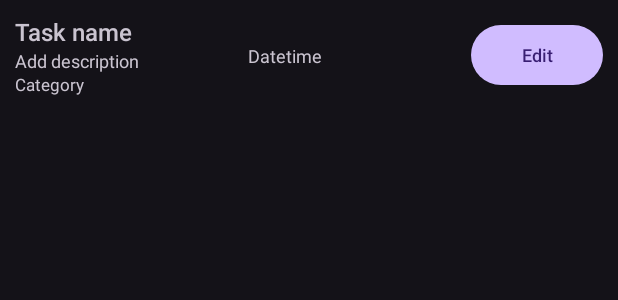
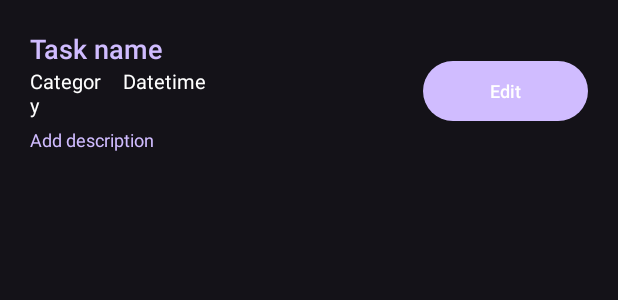
Before and after one commit to szymonaszek01/to-do-android-app, an Android app: the layout task_item.xml on its own in the app's theme, with its tools: preview values and no code run, on a phone screen of 412 x 824 dp. Shown: the top 300 px of the screen. Run offline under Robolectric (Android 15) with nearby library versions, the phone set to English and light mode, and no system bars.

```diff
--- a/app/src/main/java/com/app/toDo/fragment/TasksFragment.java
+++ b/app/src/main/java/com/app/toDo/fragment/TasksFragment.java
@@ -1,12 +1,17 @@
 package com.app.toDo.fragment;
 
 import android.app.AlertDialog;
+import android.graphics.Color;
+import android.graphics.PorterDuff;
 import android.os.Bundle;
 import android.util.Log;
 import android.view.LayoutInflater;
 import android.view.View;
 import android.view.ViewGroup;
+import android.widget.Toolbar;
 
+import androidx.annotation.NonNull;
+import androidx.annotation.Nullable;
 import androidx.fragment.app.Fragment;
 import androidx.lifecycle.ViewModelProvider;
 import androidx.navigation.Navigation;
--- a/app/src/main/java/com/app/toDo/notification/TaskNotificationManager.java
+++ b/app/src/main/java/com/app/toDo/notification/TaskNotificationManager.java
@@ -43,7 +43,7 @@ public class TaskNotificationManager {
         // Schedule the notification using the notificationId and notification time
         AlarmManager alarmManager = (AlarmManager) context.getSystemService(Context.ALARM_SERVICE);
         if (alarmManager != null) {
-            alarmManager.setExactAndAllowWhileIdle(AlarmManager.RTC_WAKEUP, notification.getExecDateTimeEpoch(), pendingIntent);
+            alarmManager.setExactAndAllowWhileIdle(AlarmManager.RTC_WAKEUP, notification.getExecDateTimeEpoch() * 1000, pendingIntent);
         }
     }
 
--- a/app/src/main/res/drawable/ic_add_24.xml
+++ b/app/src/main/res/drawable/ic_add_24.xml
@@ -1,5 +1,5 @@
 <vector android:height="24dp" android:tint="#FFFFFF"
     android:viewportHeight="24" android:viewportWidth="24"
     android:width="24dp" xmlns:android="http://schemas.android.com/apk/res/android">
-    <path android:fillColor="@android:color/white" android:pathData="M19,13h-6v6h-2v-6H5v-2h6V5h2v6h6v2z"/>
+    <path android:fillColor="@color/white" android:pathData="M19,13h-6v6h-2v-6H5v-2h6V5h2v6h6v2z"/>
 </vector>
--- /dev/null
+++ b/app/src/main/res/drawable/ic_custom_background.xml
@@ -0,0 +1,10 @@
+<?xml version="1.0" encoding="utf-8"?>
+<selector xmlns:android="http://schemas.android.com/apk/res/android">
+    <item >
+        <shape android:shape="rectangle"  >
+            <gradient android:angle="-90" android:startColor="#5E35B1" android:endColor="#7E57C2" />
+            <corners android:radius="10sp" />
+            <stroke android:width="2sp" android:color="#FFFFFF" />
+        </shape>
+    </item>
+</selector>
--- a/app/src/main/res/layout/fragment_tasks.xml
+++ b/app/src/main/res/layout/fragment_tasks.xml
@@ -26,7 +26,7 @@
                 android:minHeight="?attr/actionBarSize"
                 android:theme="?attr/actionBarTheme"
                 app:title="Todo List"
-                app:titleTextColor="#000000"
+                app:titleTextColor="@color/white"
                 tools:layout_editor_absoluteX="0dp"
                 tools:layout_editor_absoluteY="0dp" />
 
@@ -44,6 +44,7 @@
         android:id="@+id/add_task_button"
         android:layout_width="wrap_content"
         android:layout_height="wrap_content"
+        android:backgroundTint="#D0BCFF"
         android:layout_gravity="bottom|right"
         android:layout_margin="16dp"
         android:text="@string/add_task"
--- a/app/src/main/res/layout/task_item.xml
+++ b/app/src/main/res/layout/task_item.xml
@@ -11,63 +11,80 @@
         android:layout_height="wrap_content"
         android:orientation="horizontal"
         android:textAlignment="gravity"
+        android:padding="10sp"
         app:layout_constraintBottom_toBottomOf="parent"
         app:layout_constraintEnd_toEndOf="parent"
         app:layout_constraintStart_toStartOf="parent"
         app:layout_constraintTop_toTopOf="parent">
 
         <LinearLayout
-            android:layout_width="wrap_content"
+            android:layout_width="0dp"
             android:layout_height="wrap_content"
             android:layout_marginRight="5dp"
-            android:layout_weight="1"
+            android:layout_weight=".60"
             android:orientation="vertical"
             android:textAlignment="gravity">
 
             <TextView
                 android:id="@+id/task_name"
-                android:layout_width="wrap_content"
+                android:layout_width="match_parent"
+                android:textColor="#D0BCFF"
                 android:layout_height="wrap_content"
-                android:layout_weight="1"
                 android:fontFamily="sans-serif-medium"
                 android:text="@string/task_name"
-                android:textSize="16sp" />
+                android:textSize="18sp" />
+
+            <LinearLayout
+                android:layout_width="match_parent"
+                android:layout_height="wrap_content"
+                android:orientation="horizontal"
+                android:textAlignment="gravity"
+                android:gravity="start"
+                android:layout_gravity="start">
+
+                <TextView
+                    android:id="@+id/task_category"
+                    android:layout_width="0dp"
+                    android:layout_height="wrap_content"
+                    android:layout_weight=".25"
+                    android:text="@string/category"
+                    android:textColor="@color/white"
+                    android:textSize="13sp" />
+
+                <Space
+                    android:layout_width="10sp"
+                    android:layout_height="match_parent" />
+
+                <TextView
+                    android:id="@+id/task_datetime"
+                    android:layout_width="0dp"
+                    android:layout_height="match_parent"
+                    android:layout_weight=".75"
+                    android:gravity="start"
+                    android:text="@string/datetime"
+                    android:textColor="@color/white"
+                    android:textSize="13sp" />
+
+            </LinearLayout>
+
+            <Space
+                android:layout_width="match_parent"
+                android:layout_height="5sp" />
 
             <TextView
                 android:id="@+id/task_desc"
-                android:layout_width="wrap_content"
+                android:layout_width="match_parent"
                 android:layout_height="match_parent"
-                android:layout_weight="1"
                 android:text="@string/desc_field"
+                android:textColor="#D0BCFF"
                 android:textSize="12sp" />
-
-
-            <TextView
-                android:id="@+id/task_category"
-                android:layout_width="wrap_content"
-                android:layout_height="wrap_content"
-                android:layout_weight="1"
-                android:text="@string/category"
-                android:textSize="11sp" />
-
         </LinearLayout>
-
-        <TextView
-            android:id="@+id/task_datetime"
-            android:layout_width="wrap_content"
-            android:layout_height="match_parent"
-            android:layout_margin="5dp"
-            android:layout_weight="2"
-            android:gravity="center"
-            android:text="@string/datetime"
-            android:textAlignment="gravity"
-            android:textSize="12sp" />
 
         <ImageView
             android:id="@+id/is_attached"
-            android:layout_width="wrap_content"
+            android:layout_width="0dp"
             android:layout_height="match_parent"
-            android:layout_weight="2"
+            android:layout_weight=".10"
             android:scaleX="0.90"
             android:scaleY="0.90"
             app:layout_constraintBottom_toBottomOf="parent"
@@ -75,10 +92,13 @@
 
         <Button
             android:id="@+id/edit_button"
-            android:layout_width="wrap_content"
+            android:layout_width="0dp"
+            android:layout_weight=".30"
             android:layout_height="wrap_content"
             android:layout_gravity="center"
+            android:gravity="center"
             android:text="@string/edit"
+            android:textColor="@color/white"
             android:textAlignment="center"
             android:textSize="12sp" />
 
--- a/app/src/main/res/values/colors.xml
+++ b/app/src/main/res/values/colors.xml
@@ -1,5 +1,7 @@
 <?xml version="1.0" encoding="utf-8"?>
 <resources>
+    <color name="purple_50">#EDE7F6</color>
+    <color name="purple_100">#D1C4E9</color>
     <color name="purple_200">#FFBB86FC</color>
     <color name="purple_500">#FF6200EE</color>
     <color name="purple_700">#FF3700B3</color>
```
